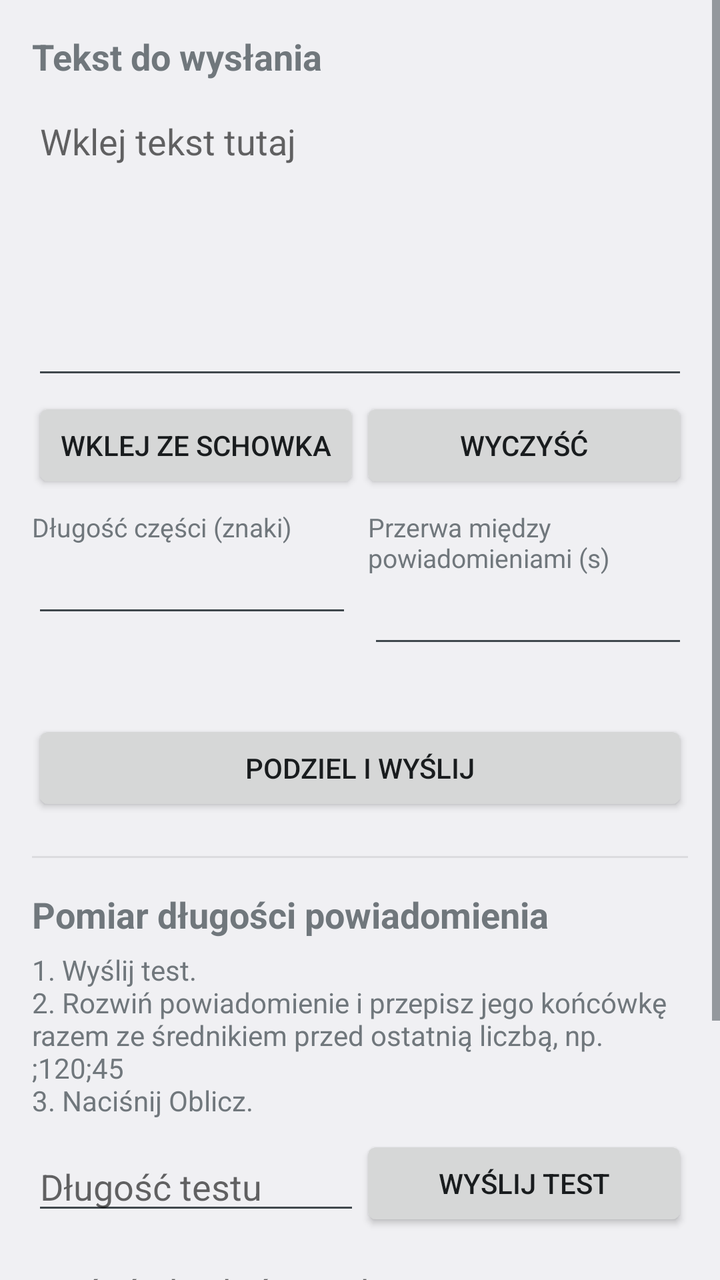
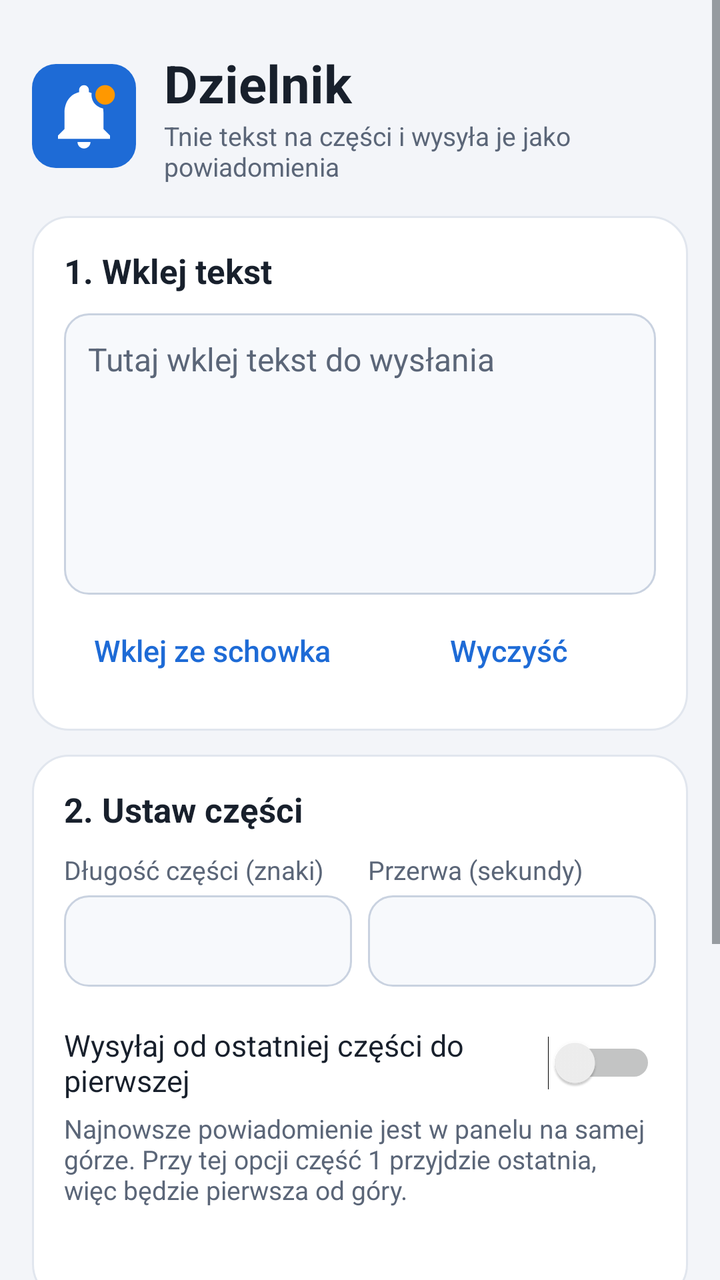

Compare the two renders of this Android layout. The source of the first and the diff that turns it into the second are given below.
<!-- AndroidManifest.xml: application theme AppTheme -->
<!-- res/layout/activity_main.xml -->
<?xml version="1.0" encoding="utf-8"?>
<ScrollView xmlns:android="http://schemas.android.com/apk/res/android"
    android:layout_width="match_parent"
    android:layout_height="match_parent"
    android:fillViewport="true">

    <LinearLayout
        android:layout_width="match_parent"
        android:layout_height="wrap_content"
        android:orientation="vertical"
        android:padding="16dp">

        <TextView
            android:layout_width="match_parent"
            android:layout_height="wrap_content"
            android:text="Tekst do wysłania"
            android:textSize="18sp"
            android:textStyle="bold" />

        <EditText
            android:id="@+id/text"
            android:layout_width="match_parent"
            android:layout_height="wrap_content"
            android:layout_marginTop="8dp"
            android:gravity="top|start"
            android:hint="Wklej tekst tutaj"
            android:importantForAutofill="no"
            android:inputType="textMultiLine|textCapSentences"
            android:maxLines="10"
            android:minLines="6"
            android:scrollbars="vertical" />

        <LinearLayout
            android:layout_width="match_parent"
            android:layout_height="wrap_content"
            android:layout_marginTop="4dp"
            android:orientation="horizontal">

            <Button
                android:id="@+id/btn_paste"
                android:layout_width="0dp"
                android:layout_height="wrap_content"
                android:layout_weight="1"
                android:text="Wklej ze schowka" />

            <Button
                android:id="@+id/btn_clear"
                android:layout_width="0dp"
                android:layout_height="wrap_content"
                android:layout_weight="1"
                android:text="Wyczyść" />
        </LinearLayout>

        <LinearLayout
            android:layout_width="match_parent"
            android:layout_height="wrap_content"
            android:layout_marginTop="8dp"
            android:orientation="horizontal">

            <LinearLayout
                android:layout_width="0dp"
                android:layout_height="wrap_content"
                android:layout_marginEnd="8dp"
                android:layout_weight="1"
                android:orientation="vertical">

                <TextView
                    android:layout_width="match_parent"
                    android:layout_height="wrap_content"
                    android:text="Długość części (znaki)"
                    android:textSize="13sp" />

                <EditText
                    android:id="@+id/limit"
                    android:layout_width="match_parent"
                    android:layout_height="wrap_content"
                    android:importantForAutofill="no"
                    android:inputType="number"
                    android:maxLength="4" />
            </LinearLayout>

            <LinearLayout
                android:layout_width="0dp"
                android:layout_height="wrap_content"
                android:layout_weight="1"
                android:orientation="vertical">

                <TextView
                    android:layout_width="match_parent"
                    android:layout_height="wrap_content"
                    android:text="Przerwa między powiadomieniami (s)"
                    android:textSize="13sp" />

                <EditText
                    android:id="@+id/delay"
                    android:layout_width="match_parent"
                    android:layout_height="wrap_content"
                    android:importantForAutofill="no"
                    android:inputType="numberDecimal"
                    android:maxLength="4" />
            </LinearLayout>
        </LinearLayout>

        <TextView
            android:id="@+id/preview"
            android:layout_width="match_parent"
            android:layout_height="wrap_content"
            android:layout_marginTop="8dp"
            android:textSize="14sp" />

        <Button
            android:id="@+id/btn_send"
            android:layout_width="match_parent"
            android:layout_height="wrap_content"
            android:layout_marginTop="4dp"
            android:text="Podziel i wyślij" />

        <View
            android:layout_width="match_parent"
            android:layout_height="1dp"
            android:layout_marginTop="20dp"
            android:layout_marginBottom="16dp"
            android:background="#33888888" />

        <TextView
            android:layout_width="match_parent"
            android:layout_height="wrap_content"
            android:text="Pomiar długości powiadomienia"
            android:textSize="18sp"
            android:textStyle="bold" />

        <TextView
            android:layout_width="match_parent"
            android:layout_height="wrap_content"
            android:layout_marginTop="6dp"
            android:text="1. Wyślij test.\n2. Rozwiń powiadomienie i przepisz jego końcówkę razem ze średnikiem przed ostatnią liczbą, np. ;120;45\n3. Naciśnij Oblicz."
            android:textSize="14sp" />

        <LinearLayout
            android:layout_width="match_parent"
            android:layout_height="wrap_content"
            android:layout_marginTop="8dp"
            android:gravity="center_vertical"
            android:orientation="horizontal">

            <EditText
                android:id="@+id/test_len"
                android:layout_width="0dp"
                android:layout_height="wrap_content"
                android:layout_weight="1"
                android:hint="Długość testu"
                android:importantForAutofill="no"
                android:inputType="number"
                android:maxLength="4" />

            <Button
                android:id="@+id/btn_test"
                android:layout_width="0dp"
                android:layout_height="wrap_content"
                android:layout_weight="1"
                android:text="Wyślij test" />
        </LinearLayout>

        <EditText
            android:id="@+id/seen"
            android:layout_width="match_parent"
            android:layout_height="wrap_content"
            android:layout_marginTop="8dp"
            android:hint="Końcówka, którą widzisz, np. ;120;45"
            android:importantForAutofill="no"
            android:inputType="textNoSuggestions|textVisiblePassword" />

        <Button
            android:id="@+id/btn_decode"
            android:layout_width="match_parent"
            android:layout_height="wrap_content"
            android:text="Oblicz długość" />

        <TextView
            android:id="@+id/result"
            android:layout_width="match_parent"
            android:layout_height="wrap_content"
            android:layout_marginTop="4dp"
            android:textSize="16sp" />

        <Button
            android:id="@+id/btn_use"
            android:layout_width="match_parent"
            android:layout_height="wrap_content"
            android:enabled="false"
            android:text="Ustaw jako długość części" />
    </LinearLayout>
</ScrollView>
<!-- resources referenced by this layout -->
<resources>
  <style name="AppTheme" parent="android:Theme.DeviceDefault.Light.DarkActionBar" />
</resources>

<!-- the commit's change to res/layout/activity_main.xml (unified diff, before → after) -->
@@ -2,6 +2,7 @@
 <ScrollView xmlns:android="http://schemas.android.com/apk/res/android"
     android:layout_width="match_parent"
     android:layout_height="match_parent"
+    android:background="@color/screen_bg"
     android:fillViewport="true">
 
     <LinearLayout
@@ -10,184 +11,332 @@
         android:orientation="vertical"
         android:padding="16dp">
 
-        <TextView
-            android:layout_width="match_parent"
-            android:layout_height="wrap_content"
-            android:text="Tekst do wysłania"
-            android:textSize="18sp"
-            android:textStyle="bold" />
-
-        <EditText
-            android:id="@+id/text"
-            android:layout_width="match_parent"
-            android:layout_height="wrap_content"
-            android:layout_marginTop="8dp"
-            android:gravity="top|start"
-            android:hint="Wklej tekst tutaj"
-            android:importantForAutofill="no"
-            android:inputType="textMultiLine|textCapSentences"
-            android:maxLines="10"
-            android:minLines="6"
-            android:scrollbars="vertical" />
-
+        
         <LinearLayout
             android:layout_width="match_parent"
             android:layout_height="wrap_content"
-            android:layout_marginTop="4dp"
-            android:orientation="horizontal">
-
-            <Button
-                android:id="@+id/btn_paste"
+            android:gravity="center_vertical"
+            android:orientation="horizontal"
+            android:paddingTop="8dp"
+            android:paddingBottom="4dp">
+
+            <ImageView
+                android:layout_width="52dp"
+                android:layout_height="52dp"
+                android:contentDescription="Ikona Dzielnika"
+                android:src="@drawable/ic_logo" />
+
+            <LinearLayout
                 android:layout_width="0dp"
                 android:layout_height="wrap_content"
-                android:layout_weight="1"
-                android:text="Wklej ze schowka" />
-
-            <Button
-                android:id="@+id/btn_clear"
-                android:layout_width="0dp"
-                android:layout_height="wrap_content"
-                android:layout_weight="1"
-                android:text="Wyczyść" />
-        </LinearLayout>
-
-        <LinearLayout
-            android:layout_width="match_parent"
-            android:layout_height="wrap_content"
-            android:layout_marginTop="8dp"
-            android:orientation="horizontal">
-
-            <LinearLayout
-                android:layout_width="0dp"
-                android:layout_height="wrap_content"
-                android:layout_marginEnd="8dp"
+                android:layout_marginStart="14dp"
                 android:layout_weight="1"
                 android:orientation="vertical">
 
                 <TextView
                     android:layout_width="match_parent"
                     android:layout_height="wrap_content"
-                    android:text="Długość części (znaki)"
-                    android:textSize="13sp" />
-
-                <EditText
-                    android:id="@+id/limit"
-                    android:layout_width="match_parent"
-                    android:layout_height="wrap_content"
-                    android:importantForAutofill="no"
-                    android:inputType="number"
-                    android:maxLength="4" />
-            </LinearLayout>
-
-            <LinearLayout
-                android:layout_width="0dp"
-                android:layout_height="wrap_content"
-                android:layout_weight="1"
-                android:orientation="vertical">
-
-                <TextView
-                    android:layout_width="match_parent"
-                    android:layout_height="wrap_content"
-                    android:text="Przerwa między powiadomieniami (s)"
-                    android:textSize="13sp" />
-
-                <EditText
-                    android:id="@+id/delay"
-                    android:layout_width="match_parent"
-                    android:layout_height="wrap_content"
-                    android:importantForAutofill="no"
-                    android:inputType="numberDecimal"
-                    android:maxLength="4" />
+                    android:text="Dzielnik"
+                    android:textColor="@color/text_primary"
+                    android:textSize="26sp"
+                    android:textStyle="bold" />
+
+                <TextView
+                    style="@style/Hint"
+                    android:layout_width="match_parent"
+                    android:layout_height="wrap_content"
+                    android:text="Tnie tekst na części i wysyła je jako powiadomienia" />
             </LinearLayout>
         </LinearLayout>
 
-        <TextView
-            android:id="@+id/preview"
-            android:layout_width="match_parent"
-            android:layout_height="wrap_content"
-            android:layout_marginTop="8dp"
-            android:textSize="14sp" />
-
+        
+        <LinearLayout
+            style="@style/Card"
+            android:layout_width="match_parent"
+            android:layout_height="wrap_content"
+            android:layout_marginTop="12dp">
+
+            <TextView
+                style="@style/SectionTitle"
+                android:layout_width="match_parent"
+                android:layout_height="wrap_content"
+                android:text="1. Wklej tekst" />
+
+            <EditText
+                android:id="@+id/text"
+                style="@style/Input"
+                android:layout_width="match_parent"
+                android:layout_height="wrap_content"
+                android:layout_marginTop="10dp"
+                android:gravity="top|start"
+                android:hint="Tutaj wklej tekst do wysłania"
+                android:importantForAutofill="no"
+                android:inputType="textMultiLine|textCapSentences"
+                android:maxLines="10"
+                android:minLines="6"
+                android:scrollbars="vertical" />
+
+            <LinearLayout
+                android:layout_width="match_parent"
+                android:layout_height="wrap_content"
+                android:layout_marginTop="4dp"
+                android:orientation="horizontal">
+
+                <Button
+                    android:id="@+id/btn_paste"
+                    style="@style/TextButton"
+                    android:layout_width="0dp"
+                    android:layout_height="wrap_content"
+                    android:layout_weight="1"
+                    android:text="Wklej ze schowka" />
+
+                <Button
+                    android:id="@+id/btn_clear"
+                    style="@style/TextButton"
+                    android:layout_width="0dp"
+                    android:layout_height="wrap_content"
+                    android:layout_weight="1"
+                    android:text="Wyczyść" />
+            </LinearLayout>
+        </LinearLayout>
+
+        
+        <LinearLayout
+            style="@style/Card"
+            android:layout_width="match_parent"
+            android:layout_height="wrap_content"
+            android:layout_marginTop="12dp">
+
+            <TextView
+                style="@style/SectionTitle"
+                android:layout_width="match_parent"
+                android:layout_height="wrap_content"
+                android:text="2. Ustaw części" />
+
+            <LinearLayout
+                android:layout_width="match_parent"
+                android:layout_height="wrap_content"
+                android:layout_marginTop="10dp"
+                android:orientation="horizontal">
+
+                <LinearLayout
+                    android:layout_width="0dp"
+                    android:layout_height="wrap_content"
+                    android:layout_marginEnd="8dp"
+                    android:layout_weight="1"
+                    android:orientation="vertical">
+
+                    <TextView
+                        style="@style/Hint"
+                        android:layout_width="match_parent"
+                        android:layout_height="wrap_content"
+                        android:text="Długość części (znaki)" />
+
+                    <EditText
+                        android:id="@+id/limit"
+                        style="@style/Input"
+                        android:layout_width="match_parent"
+                        android:layout_height="wrap_content"
+                        android:layout_marginTop="4dp"
+                        android:importantForAutofill="no"
+                        android:inputType="number"
+                        android:maxLength="4" />
+                </LinearLayout>
+
+                <LinearLayout
+                    android:layout_width="0dp"
+                    android:layout_height="wrap_content"
+                    android:layout_weight="1"
+                    android:orientation="vertical">
+
+                    <TextView
+                        style="@style/Hint"
+                        android:layout_width="match_parent"
+                        android:layout_height="wrap_content"
+                        android:text="Przerwa (sekundy)" />
+
+                    <EditText
+                        android:id="@+id/delay"
+                        style="@style/Input"
+                        android:layout_width="match_parent"
+                        android:layout_height="wrap_content"
+                        android:layout_marginTop="4dp"
+                        android:importantForAutofill="no"
+                        android:inputType="numberDecimal"
+                        android:maxLength="4" />
+                </LinearLayout>
+            </LinearLayout>
+
+            <Switch
+                android:id="@+id/sw_reverse"
+                android:layout_width="match_parent"
+                android:layout_height="wrap_content"
+                android:layout_marginTop="14dp"
+                android:minHeight="48dp"
+                android:text="Wysyłaj od ostatniej części do pierwszej"
+                android:textColor="@color/text_primary"
+                android:textSize="15sp" />
+
+            <TextView
+                style="@style/Hint"
+                android:layout_width="match_parent"
+                android:layout_height="wrap_content"
+                android:text="Najnowsze powiadomienie jest w panelu na samej górze. Przy tej opcji część 1 przyjdzie ostatnia, więc będzie pierwsza od góry." />
+
+            <TextView
+                android:id="@+id/preview"
+                android:layout_width="match_parent"
+                android:layout_height="wrap_content"
+                android:layout_marginTop="12dp"
+                android:textColor="@color/accent"
+                android:textSize="14sp"
+                android:textStyle="bold" />
+        </LinearLayout>
+
+        
         <Button
             android:id="@+id/btn_send"
-            android:layout_width="match_parent"
-            android:layout_height="wrap_content"
-            android:layout_marginTop="4dp"
+            style="@style/PrimaryButton"
+            android:layout_width="match_parent"
+            android:layout_height="wrap_content"
+            android:layout_marginTop="16dp"
             android:text="Podziel i wyślij" />
 
+        <ProgressBar
+            android:id="@+id/progress"
+            style="?android:attr/progressBarStyleHorizontal"
+            android:layout_width="match_parent"
+            android:layout_height="wrap_content"
+            android:layout_marginTop="10dp"
+            android:progressTint="@color/accent"
+            android:visibility="gone" />
+
+        <TextView
+            android:id="@+id/status"
+            style="@style/Hint"
+            android:layout_width="match_parent"
+            android:layout_height="wrap_content"
+            android:layout_marginTop="6dp"
+            android:gravity="center"
+            android:textSize="14sp" />
+
+        
+        <LinearLayout
+            style="@style/Card"
+            android:layout_width="match_parent"
+            android:layout_height="wrap_content"
+            android:layout_marginTop="16dp">
+
+            <LinearLayout
+                android:id="@+id/measure_header"
+                android:layout_width="match_parent"
+                android:layout_height="wrap_content"
+                android:background="?android:attr/selectableItemBackground"
+                android:clickable="true"
+                android:focusable="true"
+                android:gravity="center_vertical"
+                android:minHeight="40dp"
+                android:orientation="horizontal">
+
+                <TextView
+                    style="@style/SectionTitle"
+                    android:layout_width="0dp"
+                    android:layout_height="wrap_content"
+                    android:layout_weight="1"
+                    android:text="Zmierz limit powiadomienia" />
+
+                <TextView
+                    android:id="@+id/measure_toggle"
+                    android:layout_width="wrap_content"
+                    android:layout_height="wrap_content"
+                    android:text="Pokaż"
+                    android:textColor="@color/accent"
+                    android:textSize="15sp"
+                    android:textStyle="bold" />
+            </LinearLayout>
+
+            <LinearLayout
+                android:id="@+id/measure_body"
+                android:layout_width="match_parent"
+                android:layout_height="wrap_content"
+                android:orientation="vertical"
+                android:visibility="gone">
+
+                <TextView
+                    style="@style/Hint"
+                    android:layout_width="match_parent"
+                    android:layout_height="wrap_content"
+                    android:layout_marginTop="8dp"
+                    android:text="Telefon lub zegarek pokazuje tylko początek długiego powiadomienia. Sprawdź, ile znaków się mieści:\n1. Naciśnij „Wyślij test”.\n2. Rozwiń powiadomienie i przepisz jego końcówkę razem ze średnikiem przed ostatnią liczbą, np. ;120;45\n3. Naciśnij „Oblicz długość”." />
+
+                <LinearLayout
+                    android:layout_width="match_parent"
+                    android:layout_height="wrap_content"
+                    android:layout_marginTop="12dp"
+                    android:gravity="center_vertical"
+                    android:orientation="horizontal">
+
+                    <EditText
+                        android:id="@+id/test_len"
+                        style="@style/Input"
+                        android:layout_width="0dp"
+                        android:layout_height="wrap_content"
+                        android:layout_marginEnd="8dp"
+                        android:layout_weight="1"
+                        android:hint="Długość testu"
+                        android:importantForAutofill="no"
+                        android:inputType="number"
+                        android:maxLength="4" />
+
+                    <Button
+                        android:id="@+id/btn_test"
+                        style="@style/SecondaryButton"
+                        android:layout_width="0dp"
+                        android:layout_height="wrap_content"
+                        android:layout_weight="1"
+                        android:text="Wyślij test" />
+                </LinearLayout>
+
+                <EditText
+                    android:id="@+id/seen"
+                    style="@style/Input"
+                    android:layout_width="match_parent"
+                    android:layout_height="wrap_content"
+                    android:layout_marginTop="12dp"
+                    android:hint="Końcówka, którą widzisz, np. ;120;45"
+                    android:importantForAutofill="no"
+                    android:inputType="textNoSuggestions|textVisiblePassword" />
+
+                <Button
+                    android:id="@+id/btn_decode"
+                    style="@style/SecondaryButton"
+                    android:layout_width="match_parent"
+                    android:layout_height="wrap_content"
+                    android:layout_marginTop="8dp"
+                    android:text="Oblicz długość" />
+
+                <TextView
+                    android:id="@+id/result"
+                    android:layout_width="match_parent"
+                    android:layout_height="wrap_content"
+                    android:layout_marginTop="10dp"
+                    android:textColor="@color/text_primary"
+                    android:textSize="16sp"
+                    android:textStyle="bold" />
+
+                <Button
+                    android:id="@+id/btn_use"
+                    style="@style/SecondaryButton"
+                    android:layout_width="match_parent"
+                    android:layout_height="wrap_content"
+                    android:layout_marginTop="8dp"
+                    android:enabled="false"
+                    android:text="Ustaw jako długość części" />
+            </LinearLayout>
+        </LinearLayout>
+
         <View
             android:layout_width="match_parent"
-            android:layout_height="1dp"
-            android:layout_marginTop="20dp"
-            android:layout_marginBottom="16dp"
-            android:background="#33888888" />
-
-        <TextView
-            android:layout_width="match_parent"
-            android:layout_height="wrap_content"
-            android:text="Pomiar długości powiadomienia"
-            android:textSize="18sp"
-            android:textStyle="bold" />
-
-        <TextView
-            android:layout_width="match_parent"
-            android:layout_height="wrap_content"
-            android:layout_marginTop="6dp"
-            android:text="1. Wyślij test.\n2. Rozwiń powiadomienie i przepisz jego końcówkę razem ze średnikiem przed ostatnią liczbą, np. ;120;45\n3. Naciśnij Oblicz."
-            android:textSize="14sp" />
-
-        <LinearLayout
-            android:layout_width="match_parent"
-            android:layout_height="wrap_content"
-            android:layout_marginTop="8dp"
-            android:gravity="center_vertical"
-            android:orientation="horizontal">
-
-            <EditText
-                android:id="@+id/test_len"
-                android:layout_width="0dp"
-                android:layout_height="wrap_content"
-                android:layout_weight="1"
-                android:hint="Długość testu"
-                android:importantForAutofill="no"
-                android:inputType="number"
-                android:maxLength="4" />
-
-            <Button
-                android:id="@+id/btn_test"
-                android:layout_width="0dp"
-                android:layout_height="wrap_content"
-                android:layout_weight="1"
-                android:text="Wyślij test" />
-        </LinearLayout>
-
-        <EditText
-            android:id="@+id/seen"
-            android:layout_width="match_parent"
-            android:layout_height="wrap_content"
-            android:layout_marginTop="8dp"
-            android:hint="Końcówka, którą widzisz, np. ;120;45"
-            android:importantForAutofill="no"
-            android:inputType="textNoSuggestions|textVisiblePassword" />
-
-        <Button
-            android:id="@+id/btn_decode"
-            android:layout_width="match_parent"
-            android:layout_height="wrap_content"
-            android:text="Oblicz długość" />
-
-        <TextView
-            android:id="@+id/result"
-            android:layout_width="match_parent"
-            android:layout_height="wrap_content"
-            android:layout_marginTop="4dp"
-            android:textSize="16sp" />
-
-        <Button
-            android:id="@+id/btn_use"
-            android:layout_width="match_parent"
-            android:layout_height="wrap_content"
-            android:enabled="false"
-            android:text="Ustaw jako długość części" />
+            android:layout_height="16dp" />
     </LinearLayout>
 </ScrollView>
<!-- resource entries referenced after the edit -->
@@ -1,5 +1,135 @@
 <!-- resources referenced by this layout -->
 <resources>
-  <style name="AppTheme" parent="android:Theme.DeviceDefault.Light.DarkActionBar" />
+  <color name="accent">#1E6BD6</color>
+  <color name="screen_bg">#F3F5F9</color>
+  <color name="text_primary">#18202C</color>
+  <!-- drawable ic_logo (drawable) -->
+  <?xml version="1.0" encoding="utf-8"?>
+  <vector xmlns:android="http://schemas.android.com/apk/res/android"
+      android:width="52dp"
+      android:height="52dp"
+      android:viewportWidth="48"
+      android:viewportHeight="48">
+      <path
+          android:fillColor="@color/icon_bg"
+          android:pathData="M11,0h26a11,11 0 0 1 11,11v26a11,11 0 0 1 -11,11h-26a11,11 0 0 1 -11,-11v-26a11,11 0 0 1 11,-11z" />
+      <group
+          android:scaleX="1.5"
+          android:scaleY="1.5"
+          android:translateX="6"
+          android:translateY="6">
+          <path
+              android:fillColor="#FFFFFF"
+              android:pathData="M12,22c1.1,0 2,-0.9 2,-2h-4c0,1.1 0.89,2 2,2z M18,16v-5c0,-3.07 -1.64,-5.64 -4.5,-6.32V4c0,-0.83 -0.67,-1.5 -1.5,-1.5s-1.5,0.67 -1.5,1.5v0.68C7.63,5.36 6,7.92 6,11v5l-2,2v1h16v-1l-2,-2z" />
+          <path
+              android:fillColor="@color/icon_bg"
+              android:pathData="M18.5,5.5m-4.2,0a4.2,4.2 0 1,0 8.4,0a4.2,4.2 0 1,0 -8.4,0" />
+          <path
+              android:fillColor="@color/badge"
+              android:pathData="M18.5,5.5m-3,0a3,3 0 1,0 6,0a3,3 0 1,0 -6,0" />
+      </group>
+  </vector>
+  <style name="Card">
+          <item name="android:orientation">vertical</item>
+          <item name="android:background">@drawable/bg_card</item>
+          <item name="android:padding">16dp</item>
+      </style>
+  <style name="Hint">
+          <item name="android:textSize">13sp</item>
+          <item name="android:textColor">@color/text_secondary</item>
+      </style>
+  <style name="Input">
+          <item name="android:background">@drawable/bg_input</item>
+          <item name="android:textColor">@color/text_primary</item>
+          <item name="android:textColorHint">@color/text_secondary</item>
+          <item name="android:textSize">16sp</item>
+          <item name="android:padding">12dp</item>
+      </style>
+  <style name="PrimaryButton" parent="android:Widget.DeviceDefault.Button">
+          <item name="android:background">@drawable/bg_btn_primary</item>
+          <item name="android:textColor">@color/on_accent</item>
+          <item name="android:textSize">17sp</item>
+          <item name="android:textStyle">bold</item>
+          <item name="android:textAllCaps">false</item>
+          <item name="android:minHeight">56dp</item>
+          <item name="android:stateListAnimator">@null</item>
+      </style>
+  <style name="SecondaryButton" parent="android:Widget.DeviceDefault.Button">
+          <item name="android:background">@drawable/bg_btn_secondary</item>
+          <item name="android:textColor">@color/accent</item>
+          <item name="android:textSize">15sp</item>
+          <item name="android:textStyle">bold</item>
+          <item name="android:textAllCaps">false</item>
+          <item name="android:minHeight">48dp</item>
+          <item name="android:stateListAnimator">@null</item>
+      </style>
+  <style name="SectionTitle">
+          <item name="android:textSize">17sp</item>
+          <item name="android:textStyle">bold</item>
+          <item name="android:textColor">@color/text_primary</item>
+      </style>
+  <style name="TextButton" parent="android:Widget.DeviceDefault.Button.Borderless">
+          <item name="android:textColor">@color/accent</item>
+          <item name="android:textSize">15sp</item>
+          <item name="android:textAllCaps">false</item>
+      </style>
+  <style name="AppTheme" parent="android:Theme.DeviceDefault.Light.NoActionBar">
+          <item name="android:windowBackground">@color/screen_bg</item>
+          <item name="android:statusBarColor">@color/screen_bg</item>
+          <item name="android:navigationBarColor">@color/screen_bg</item>
+          <item name="android:windowLightStatusBar">true</item>
+          <item name="android:colorAccent">@color/accent</item>
+      </style>
+  <color name="icon_bg">#1E6BD6</color>
+  <color name="badge">#FF9800</color>
+  <!-- drawable bg_card (drawable) -->
+  <?xml version="1.0" encoding="utf-8"?>
+  <shape xmlns:android="http://schemas.android.com/apk/res/android"
+      android:shape="rectangle">
+      <solid android:color="@color/card" />
+      <stroke
+          android:width="1dp"
+          android:color="@color/card_stroke" />
+      <corners android:radius="18dp" />
+  </shape>
+  <color name="text_secondary">#5B6678</color>
+  <!-- drawable bg_input (drawable) -->
+  <?xml version="1.0" encoding="utf-8"?>
+  <shape xmlns:android="http://schemas.android.com/apk/res/android"
+      android:shape="rectangle">
+      <solid android:color="@color/input_bg" />
+      <stroke
+          android:width="1dp"
+          android:color="@color/input_stroke" />
+      <corners android:radius="12dp" />
+  </shape>
+  <!-- drawable bg_btn_primary (drawable) -->
+  <?xml version="1.0" encoding="utf-8"?>
+  <ripple xmlns:android="http://schemas.android.com/apk/res/android"
+      android:color="#33808080">
+      <item>
+          <shape android:shape="rectangle">
+              <solid android:color="@color/accent" />
+              <corners android:radius="16dp" />
+          </shape>
+      </item>
+  </ripple>
+  <color name="on_accent">#FFFFFF</color>
+  <!-- drawable bg_btn_secondary (drawable) -->
+  <?xml version="1.0" encoding="utf-8"?>
+  <ripple xmlns:android="http://schemas.android.com/apk/res/android"
+      android:color="#33808080">
+      <item>
+          <shape android:shape="rectangle">
+              <solid android:color="@color/accent_soft" />
+              <corners android:radius="12dp" />
+          </shape>
+      </item>
+  </ripple>
+  <color name="card">#FFFFFF</color>
+  <color name="card_stroke">#E1E6EE</color>
+  <color name="input_bg">#F7F9FC</color>
+  <color name="input_stroke">#C9D2E0</color>
+  <color name="accent_soft">#E3EDFB</color>
 </resources>
 
